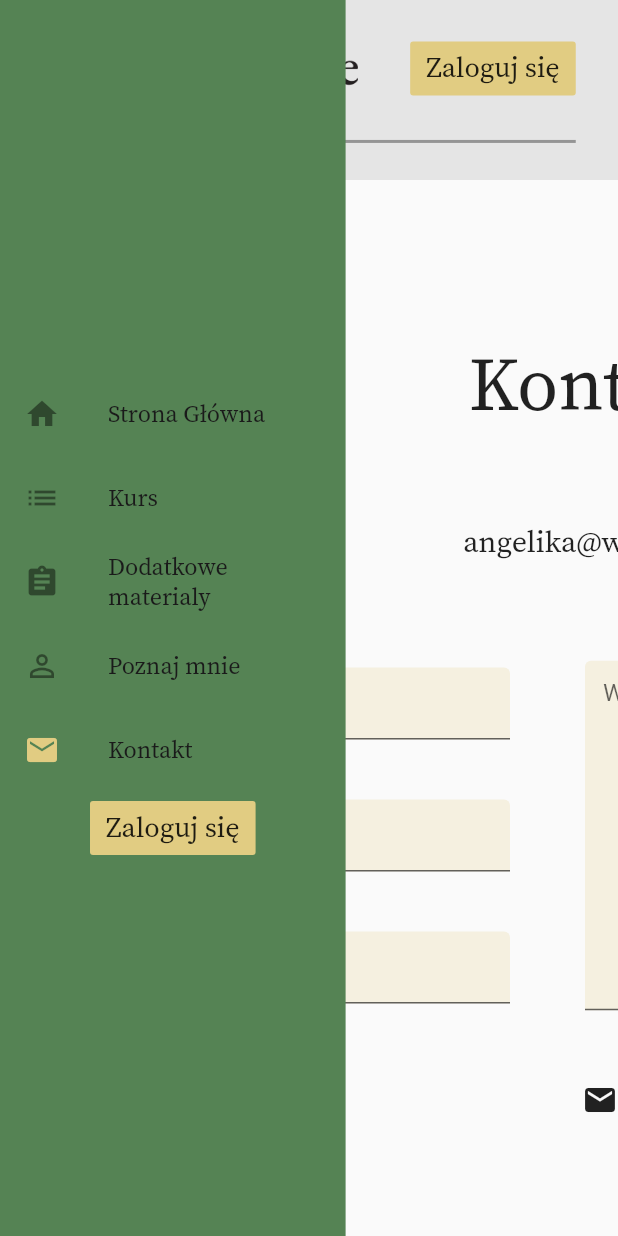
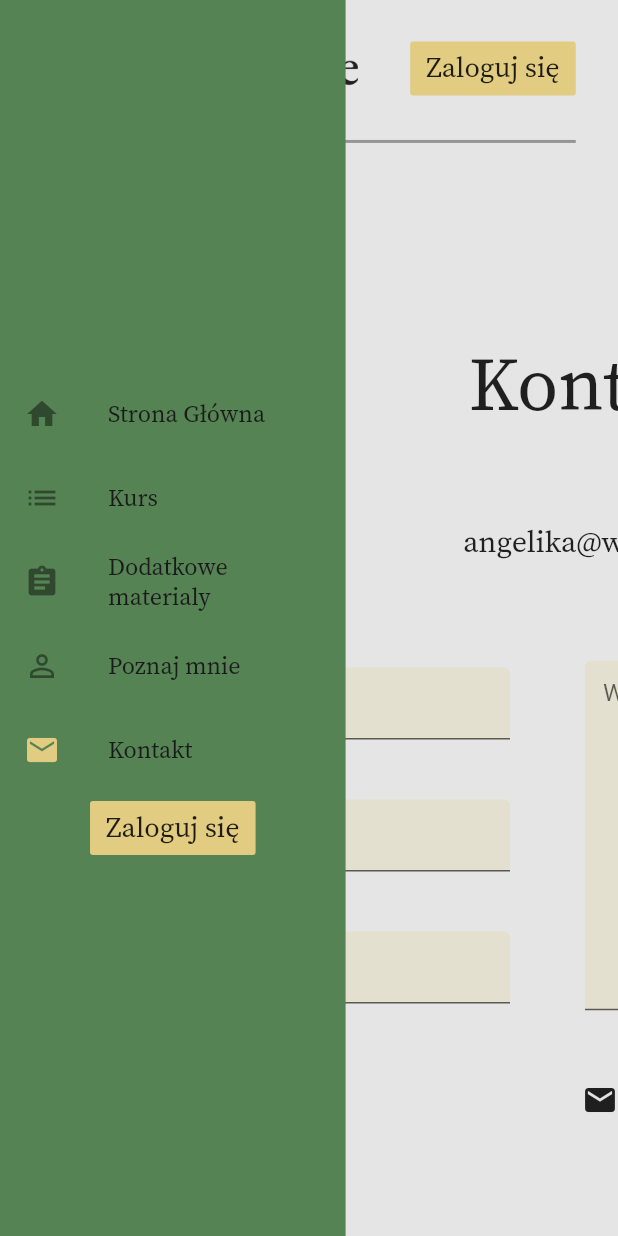
Before and after one commit to McTonderski/Wordie, a Flutter app: the ContactPage screen opened by its route, with the side drawer open, on a phone screen of 412 x 824 dp. Run offline on Flutter 3.47's test engine with Material 2 defaults, Android fonts, the phone set to English and light mode, and no system bars; missing offline and left inert: dart:html.

Commit message:
removed redundant constructor args, changed contact_Page background color to primary

```diff
--- a/lib/views/Contact_Page.dart
+++ b/lib/views/Contact_Page.dart
@@ -1,6 +1,7 @@
 import 'dart:ui';
 
 import 'package:flutter/material.dart';
+import 'package:wordie/design/design.dart';
 import 'package:wordie/widgets/drawer_widget.dart';
 
 import '../widgets/nav_bar.dart';
@@ -17,10 +18,8 @@ class _ContactState extends State<ContactPage> {
     return Scaffold(
       drawerScrimColor: Colors.transparent,
       drawer: DrawerItemList(),
-      appBar: NavBarWordie(
-        title: Text('Wordie'),
-        widgets: <Widget>[],
-      ),
+      appBar: NavBarWordie(),
+      backgroundColor: primaryBackgroundColor,
       body: Center(
         child: SingleChildScrollView(
           scrollDirection: Axis.horizontal,
--- a/lib/views/about_me_view.dart
+++ b/lib/views/about_me_view.dart
@@ -32,7 +32,7 @@ class AboutMeView extends StatelessWidget{
     return Scaffold(
       drawerScrimColor: Colors.transparent,
       backgroundColor: primaryBackgroundColor,
-      appBar: NavBarWordie(title: Text('Wordie'), widgets: <Widget>[],),
+      appBar: NavBarWordie(),
       drawer: DrawerItemList(),
       body: SafeArea(
         child: Center(
--- a/lib/views/additional_content.dart
+++ b/lib/views/additional_content.dart
@@ -45,7 +45,7 @@ class _AddonPageState extends State<AddonPage> {
   Widget build(BuildContext context) {
     return Scaffold(
       drawerScrimColor: Colors.transparent,
-      appBar: NavBarWordie(title: Text('Wordie'), widgets: <Widget>[],),
+      appBar: NavBarWordie(),
       drawer: DrawerItemList(),
       body: Center(
         child: SingleChildScrollView(
--- a/lib/views/all_addon.dart
+++ b/lib/views/all_addon.dart
@@ -1,4 +1,5 @@
 import 'package:flutter/material.dart';
+import 'package:wordie/design/design.dart';
 import 'package:wordie/widgets/drawer_widget.dart';
 import 'package:wordie/widgets/nav_bar.dart';
 
@@ -70,7 +71,8 @@ class _AllAddonPageState extends State<AllAddonPage> {
     return Scaffold(
       drawerScrimColor: Colors.transparent,
       drawer: DrawerItemList(),
-      appBar: NavBarWordie(title: Text('Wordie'), widgets: <Widget>[],),
+      appBar: NavBarWordie(),
+      backgroundColor: primaryBackgroundColor,
       body: Center(
           child: SingleChildScrollView(
         scrollDirection: Axis.vertical,
--- a/lib/widgets/drawer_widget.dart
+++ b/lib/widgets/drawer_widget.dart
@@ -150,7 +150,7 @@ class DrawerItemList extends StatelessWidget {
               },
             ),
           ),
-          LoginButton(window_height: window_height, window_width: window_width, width_ratio: width_ratio, height_ratio: height_ratio,)
+          LoginButton(width_ratio: width_ratio, height_ratio: height_ratio,)
         ],
       ),
     );
--- a/lib/widgets/login_button.dart
+++ b/lib/widgets/login_button.dart
@@ -6,11 +6,9 @@ import 'package:flutter/material.dart';
 import 'package:wordie/design/design.dart';
 
 class LoginButton extends StatefulWidget {
-  final double window_width;
-  final double window_height;
   final double width_ratio;
   final double height_ratio;
-  LoginButton({Key key, this.window_width, this.window_height, this.width_ratio, this.height_ratio}) : super(key: key);
+  LoginButton({Key key, this.width_ratio, this.height_ratio}) : super(key: key);
 
   @override
   _LoginButtonState createState() => _LoginButtonState();
--- a/lib/widgets/nav_bar.dart
+++ b/lib/widgets/nav_bar.dart
@@ -4,9 +4,8 @@ import 'package:wordie/design/design.dart';
 import 'package:wordie/widgets/login_button.dart';
 
 class NavBarWordie extends StatelessWidget implements PreferredSizeWidget{
-  final Text title;
-  final List<Widget> widgets;
-  const NavBarWordie({Key key, this.title = const Text('Wordie'), this.widgets})
+
+  const NavBarWordie({Key key})
       : super(key: key);
 
   @override
@@ -44,7 +43,7 @@ class NavBarWordie extends StatelessWidget implements PreferredSizeWidget{
                         ),
                       ),
                     ),
-                    LoginButton(window_height: window_height, window_width: window_width, width_ratio: width_ratio, height_ratio: height_ratio,)
+                    LoginButton(width_ratio: width_ratio, height_ratio: height_ratio,)
                   ],
                 ),
               ),
```
